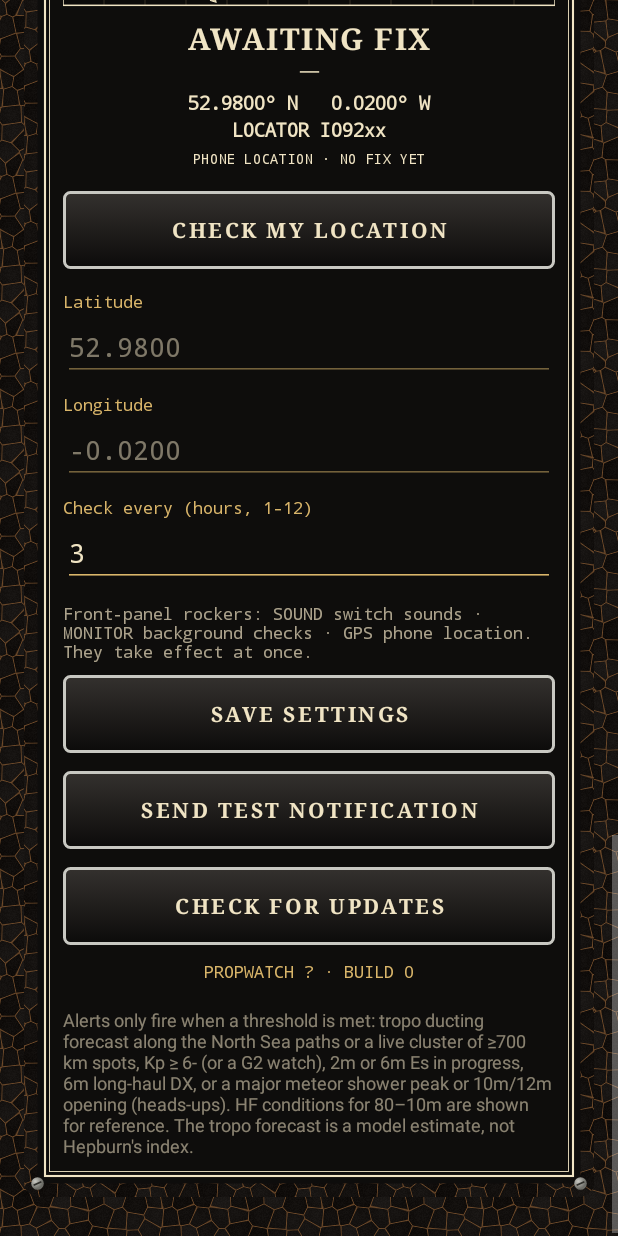
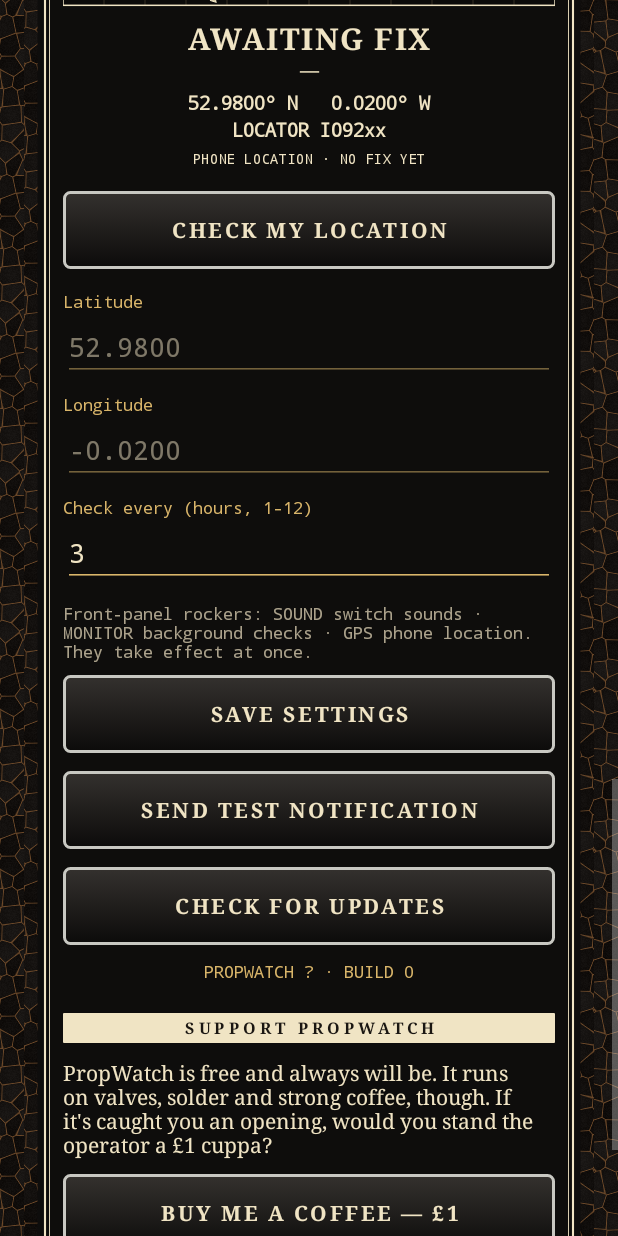
Before and after one commit to Pakabidu/PropWatch, an Android app: the screen it shows after launch (MainActivity), scrolled down 1730 dp, on a phone screen of 412 x 824 dp. Run offline under Robolectric (Android 15) with nearby library versions, the phone set to English and light mode, and no system bars; pictures from the network do not load; 2 statements that could not run were skipped.

Commit message:
v5.1: Support PropWatch donate panel (£1-£10 slider, PayPal)
A £1 coffee ask in the lid opens a chooser: slider from £1 to £10 with a
thank-you line per amount, and a button that opens PayPal's donation page
prefilled with the amount in GBP. Donate.kt holds the PayPal account.

Co-Authored-By: Claude Opus 5.5 <noreply@anthropic.com>
Claude-Session: https://claude.ai/code/session_013RhzkpDovcbEgUvriUe6R6

```diff
--- a/app/build.gradle.kts
+++ b/app/build.gradle.kts
@@ -13,7 +13,7 @@ android {
         targetSdk = 34
         // CI passes -PbuildNumber=<run number>; the in-app update check compares against it.
         versionCode = (findProperty("buildNumber") as String?)?.toIntOrNull() ?: 3
-        versionName = "5.0"
+        versionName = "5.1"
     }
 
     // A fixed debug key, so each CI build installs over the last one (Android rejects
--- /dev/null
+++ b/app/src/main/java/uk/dx/propwatch/Donate.kt
@@ -0,0 +1,35 @@
+package uk.dx.propwatch
+
+import android.net.Uri
+
+/** PayPal donation link. Voluntary: every feature of the app stays free. */
+object Donate {
+    private const val PAYPAL_ACCOUNT = "pakabidu@gmail.com"
+    const val MIN = 1
+    const val MAX = 10
+
+    /** PayPal's standard donation page, prefilled with the amount in pounds. */
+    fun url(pounds: Int): Uri = Uri.parse("https://www.paypal.com/cgi-bin/webscr").buildUpon()
+        .appendQueryParameter("cmd", "_donations")
+        .appendQueryParameter("business", PAYPAL_ACCOUNT)
+        .appendQueryParameter("currency_code", "GBP")
+        .appendQueryParameter("amount", "$pounds.00")
+        .appendQueryParameter("item_name", "PropWatch coffee fund")
+        .appendQueryParameter("no_shipping", "1")
+        .build()
+
+    /** A respectfully cheeky line for each amount on the slider. */
+    fun quip(pounds: Int): String = when (pounds) {
+        1 -> "One proper cuppa. Cheers, OM!"
+        2 -> "A coffee and a biscuit. Very civilised."
+        3 -> "Coffee, biscuit, and enough left for a solder tip."
+        in 4..5 -> "That's the morning brew sorted for the week."
+        in 6..7 -> "A round of teas for the whole shack."
+        in 8..9 -> "Steady on — you'll spoil me. Thank you!"
+        else -> "A tenner?! I'll log your name in gold ink. 73 and thank you!"
+    }
+
+    fun cups(pounds: Int) = if (pounds == 1) "ONE COFFEE" else "${words[pounds]} COFFEES"
+
+    private val words = listOf("", "ONE", "TWO", "THREE", "FOUR", "FIVE", "SIX", "SEVEN", "EIGHT", "NINE", "TEN")
+}
--- a/app/src/main/java/uk/dx/propwatch/MainActivity.kt
+++ b/app/src/main/java/uk/dx/propwatch/MainActivity.kt
@@ -20,6 +20,7 @@ import android.widget.Button
 import android.widget.EditText
 import android.widget.LinearLayout
 import android.widget.ScrollView
+import android.widget.SeekBar
 import android.widget.TextView
 import android.widget.Toast
 
@@ -190,6 +191,8 @@ class MainActivity : Activity() {
             setPadding(0, dp(4), 0, 0)
             text = "PROPWATCH ${Updater.currentName(this@MainActivity)} · BUILD ${Updater.currentBuild(this@MainActivity)}"
         })
+        lid.addView(section("Support PropWatch"))
+        lid.addView(donatePanel())
         lid.addView(TextView(this).apply {
             textSize = 12f; setTextColor(Radio.CREAM); alpha = 0.55f; setPadding(0, dp(16), 0, 0)
             text = "Alerts only fire when a threshold is met: tropo ducting forecast along the North Sea paths " +
@@ -276,6 +279,92 @@ class MainActivity : Activity() {
                 })
             }
         }
+    }
+
+    /**
+     * The coffee fund: a cheeky one-pound ask, then a slider for £1–£10 and a
+     * PayPal button. Entirely optional; nothing in the app is locked behind it.
+     */
+    private fun donatePanel(): View {
+        var pounds = Donate.MIN
+        val box = LinearLayout(this).apply { orientation = LinearLayout.VERTICAL }
+        box.addView(TextView(this).apply {
+            textSize = 14f; typeface = Typeface.SERIF; setTextColor(Radio.CREAM); setPadding(0, dp(2), 0, dp(4))
+            text = "PropWatch is free and always will be. It runs on valves, solder and strong coffee, though. " +
+                "If it's caught you an opening, would you stand the operator a £1 cuppa?"
+        })
+        val chooser = LinearLayout(this).apply {
+            orientation = LinearLayout.VERTICAL
+            visibility = View.GONE
+            setPadding(dp(14), dp(12), dp(14), dp(12))
+            background = GradientDrawable().apply { setColor(Color.rgb(0x0A, 0x09, 0x08)); setStroke(dp(1), Radio.GOLD) }
+            layoutParams = LinearLayout.LayoutParams(LinearLayout.LayoutParams.MATCH_PARENT,
+                LinearLayout.LayoutParams.WRAP_CONTENT).apply { topMargin = dp(6) }
+        }
+        val amount = TextView(this).apply {
+            textSize = 34f; typeface = Radio.SERIF; setTextColor(Radio.GOLD); gravity = Gravity.CENTER
+        }
+        val cups = TextView(this).apply {
+            textSize = 10f; typeface = Radio.SERIF; letterSpacing = 0.3f; setTextColor(Radio.CREAM); gravity = Gravity.CENTER
+        }
+        val quip = TextView(this).apply {
+            textSize = 13f; typeface = Radio.SERIF_ITALIC; setTextColor(Radio.CREAM); alpha = 0.85f
+            gravity = Gravity.CENTER; setPadding(0, dp(6), 0, dp(4)); minLines = 2
+        }
+        lateinit var pay: Button
+        fun show() {
+            amount.text = "£$pounds"
+            cups.text = Donate.cups(pounds)
+            quip.text = Donate.quip(pounds)
+            pay.text = "Donate £$pounds with PayPal"
+        }
+        val slider = SeekBar(this).apply {
+            max = Donate.MAX - Donate.MIN
+            progress = 0
+            progressTintList = ColorStateList.valueOf(Radio.GOLD)
+            thumbTintList = ColorStateList.valueOf(Radio.CREAM)
+            progressBackgroundTintList = ColorStateList.valueOf(Radio.CHROME_DARK)
+            setPadding(dp(12), dp(10), dp(12), dp(10))
+            setOnSeekBarChangeListener(object : SeekBar.OnSeekBarChangeListener {
+                override fun onProgressChanged(sb: SeekBar, p: Int, fromUser: Boolean) {
+                    if (Donate.MIN + p != pounds) { pounds = Donate.MIN + p; show(); if (fromUser) Sfx.detent(this@MainActivity) }
+                }
+                override fun onStartTrackingTouch(sb: SeekBar) {}
+                override fun onStopTrackingTouch(sb: SeekBar) {}
+            })
+        }
+        val ends = LinearLayout(this).apply {
+            orientation = LinearLayout.HORIZONTAL
+            setPadding(dp(8), 0, dp(8), 0)
+            addView(TextView(context).apply {
+                text = "£${Donate.MIN}"; textSize = 10f; typeface = Radio.SERIF; setTextColor(Radio.CREAM)
+                layoutParams = LinearLayout.LayoutParams(0, LinearLayout.LayoutParams.WRAP_CONTENT, 1f)
+            })
+            addView(TextView(context).apply {
+                text = "£${Donate.MAX}"; textSize = 10f; typeface = Radio.SERIF; setTextColor(Radio.CREAM)
+            })
+        }
+        pay = radioButton("") {
+            startActivity(Intent(Intent.ACTION_VIEW, Donate.url(pounds)))
+        }
+        chooser.addView(amount); chooser.addView(cups); chooser.addView(quip)
+        chooser.addView(slider); chooser.addView(ends); chooser.addView(pay)
+        chooser.addView(TextView(this).apply {
+            textSize = 10.5f; setTextColor(Radio.CREAM); alpha = 0.6f; gravity = Gravity.CENTER; setPadding(0, dp(4), 0, 0)
+            text = "Opens PayPal in your browser. Pay by card or PayPal account; nothing is charged in the app."
+        })
+        show()
+
+        val ask = radioButton("Buy me a coffee — £1") {}
+        ask.setOnClickListener {
+            Sfx.click(this)
+            val open = chooser.visibility != View.VISIBLE
+            chooser.visibility = if (open) View.VISIBLE else View.GONE
+            ask.text = if (open) "Maybe later" else "Buy me a coffee — £1"
+        }
+        box.addView(ask)
+        box.addView(chooser)
+        return box
     }
 
     /**
```
Also changed, not shown: 1 other file.
